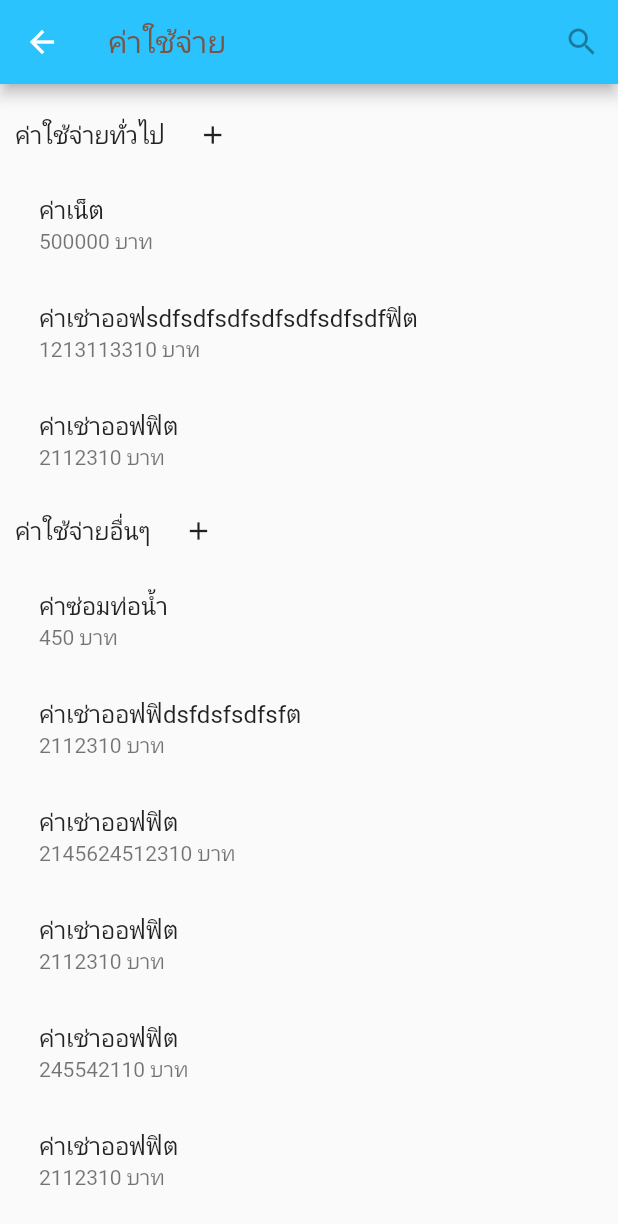
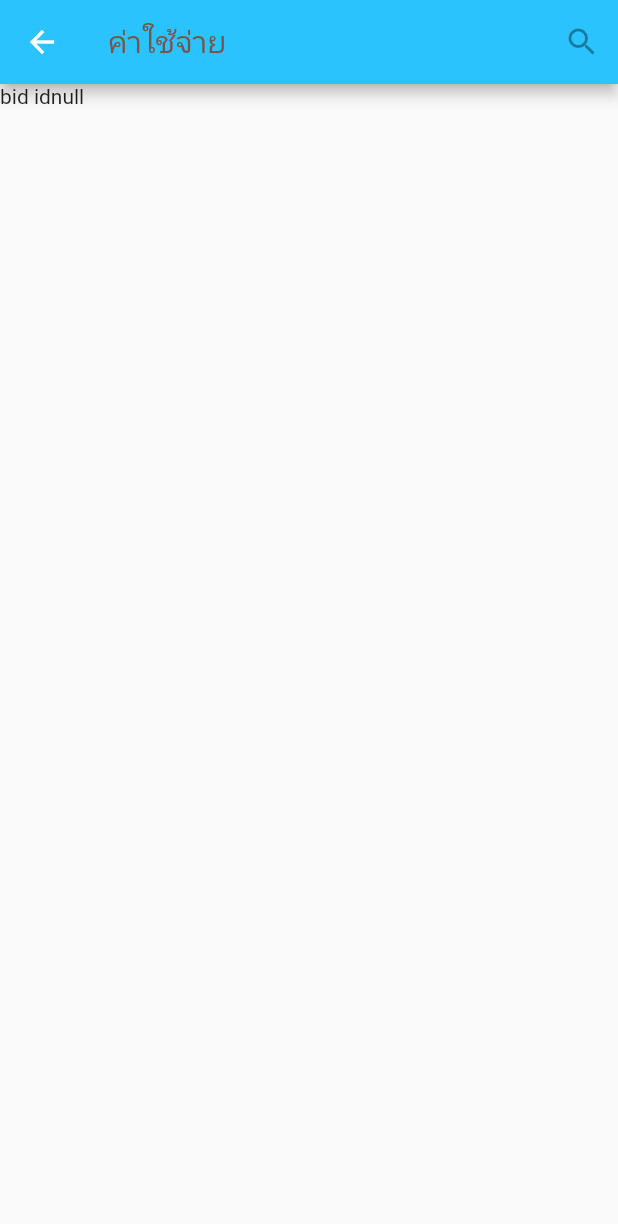
Before and after one commit to tuchchapon/projectHR, a Flutter app: the cost screen opened by its route, on a phone screen of 412 x 824 dp. Shown: the top 1224 px of the screen. Run offline on Flutter 3.47's test engine with Material 2 defaults, Android fonts, the phone set to English and light mode, and no system bars; our stand-ins replace charts_flutter, shared_preferences; missing offline and left inert: moment; accounts and stored records are empty.

Commit message:
branch cost manage

```diff
--- a/lib/pages/branch.dart
+++ b/lib/pages/branch.dart
@@ -207,7 +207,8 @@ class Detailbranch extends StatelessWidget {
         ],
       ),//subtitle: Text(branchaddress),
       onTap: () {
-        Navigator.push(context,
+        Navigator.push(
+          context,
           MaterialPageRoute(
               builder: (context) => showbranch(id: id,branch_name: branch_name,branchaddress: branchaddress,),
           ),
--- a/lib/pages/cost.dart
+++ b/lib/pages/cost.dart
@@ -1,13 +1,28 @@
 import 'package:flutter/material.dart';
-
+import 'showbranch.dart';
+import '../model/branchaddit.dart';
+import '../model/fixcost.dart';
 class cost extends StatefulWidget {
   @override
   _costState createState() => new _costState();
+  int id;
+  List listfixcost;
+  List listaddit;
+
+  cost({this.id,this.listfixcost,this.listaddit});
 }
 
 class _costState extends State<cost>  {
+  @override
+  void initState() {
+    super.initState();
+    bid.text = widget.id.toString();
+    Branchfixcost listfixcost = new Branchfixcost();
+    print(widget.listfixcost);
+  }
 
-  String money = 'บาท';
+  final bid = TextEditingController();
+ // final fixcostcon = TextEditingController();
   Widget build(BuildContext context) {
     Color colorappbar = const Color(0xFF2ac3fe);
     MediaQueryData queryData = MediaQuery.of(context);
@@ -24,62 +39,11 @@ class _costState extends State<cost>  {
       ),
 
 
-      body: new Container(width: screenWidth,height: screenHeight,margin: EdgeInsets.all(10),
-       child: new Center(
-         child: new ListView(
-            children: <Widget>[
-
-              Row(children: <Widget>[
-                Text('ค่าใช้จ่ายทั่วไป  ',style: TextStyle(fontSize: 16),),
-                IconButton(icon: Icon(Icons.add,size: 20,), onPressed: (){Navigator.of(context).pushNamed('/addfixcost');})
-              ],),
-
-              ListTile(
-                title: Text('ค่าเน็ต'),
-                subtitle: Text('500000 ${money}'),
-                onTap: (){Navigator.of(context).pushNamed('/showfixcost');}
-              ),
-              ListTile(
-                title: Text('ค่าเช่าออฟsdfsdfsdfsdfsdfsdfsdfฟิต'),
-                subtitle: Text('1213113310 ${money}'),
-              ),
-              ListTile(
-                title: Text('ค่าเช่าออฟฟิต'),
-                subtitle: Text('2112310 ${money}'),
-              ),
-                Row(children: <Widget>[
-                  Text('ค่าใช้จ่ายอื่นๆ  ',style: TextStyle(fontSize: 16),),
-                  IconButton(icon: Icon(Icons.add,size: 20,), onPressed: (){Navigator.of(context).pushNamed('/addcost');})
-                ],),
-                ListTile(
-                title: Text('ค่าซ่อมท่อน้ำ'),
-                subtitle: Text('450 ${money}'),
-                  onTap: (){Navigator.of(context).pushNamed('/showcost');}
-              ),
-              ListTile(
-                title: Text('ค่าเช่าออฟฟิdsfdsfsdfsfต'),
-                subtitle: Text('2112310 ${money}'),
-              ),
-              ListTile(
-                title: Text('ค่าเช่าออฟฟิต'),
-                subtitle: Text('2145624512310 ${money}'),
-              ),
-              ListTile(
-                title: Text('ค่าเช่าออฟฟิต'),
-                subtitle: Text('2112310 ${money}'),
-              ),
-              ListTile(
-                title: Text('ค่าเช่าออฟฟิต'),
-                subtitle: Text('245542110 ${money}'),
-              ),              ListTile(
-                title: Text('ค่าเช่าออฟฟิต'),
-                subtitle: Text('2112310 ${money}'),
-              ),
-
-            ],
-          ),
+      body: new ListView(children: <Widget>[
+        Text('bid id'+bid.text),
+        Container(width: screenWidth,height: screenHeight,
         ),
-      ),
+      ],),
     );
   }
 }
--- a/lib/pages/showbranch.dart
+++ b/lib/pages/showbranch.dart
@@ -1,12 +1,11 @@
 import 'package:flutter/material.dart';
 import 'package:shared_preferences/shared_preferences.dart';
-import 'branch.dart';
 import '../model/fixcost.dart';
 import '../model/branchaddit.dart';
 import 'package:http/http.dart' as http;
 import 'dart:async';
 import 'dart:convert';
-
+import 'cost.dart';
 class showbranch extends StatefulWidget {
   @override
   _showbranchState createState() => new _showbranchState();
@@ -33,7 +32,6 @@ class _showbranchState extends State<showbranch> {
     bname.text = widget.branch_name;
      baddress.text = widget.branchaddress;
   }
-  //String branchname;
   final bid = TextEditingController();
   final bname = TextEditingController();
   final baddress = TextEditingController();
@@ -105,12 +103,22 @@ class _showbranchState extends State<showbranch> {
         children: <Widget>[
           Container(
               margin: EdgeInsets.only(right: 5,left: 5),height:screenHeight*0.3,width: screenWidth,
-              child: Center(child: Column(
+              child: Center(
+                child: Column(
                 children: <Widget>[
                 //  Text(bid.text),
                   ListTile(leading: Text('ชื่อสาขา           ',style: TextStyle(fontSize: 12),), title: Text(bname.text,style: TextStyle(fontSize: 12),),),
                   ListTile(leading: Text('ที่อยู่สาขา         ',style: TextStyle(fontSize: 12),), title: Text(baddress.text,style: TextStyle(fontSize: 12),),),
-                  ListTile(leading: Text('รวมค่าใช้จ่ายของสาขา',style: TextStyle(fontSize: 12),), title: FlatButton(onPressed: null, child: Text(('จัดการค่าใช้จ่าย>'),style: TextStyle(fontSize: 12),))),
+                  ListTile(leading: Text('รวมค่าใช้จ่ายของสาขา',style: TextStyle(fontSize: 12),),
+                      title: FlatButton(onPressed: () {
+                        Navigator.push(
+                          context,
+                          MaterialPageRoute(
+                            builder: (context) => cost(id: widget.id,listfixcost: listfixcost.data,listaddit: listadditcost.data,),
+                          ),
+                        );
+                      },
+                          child: Text(('     จัดการค่าใช้จ่าย  >'),style: TextStyle(fontSize: 12),))),
                 ],
               ),
 
```
